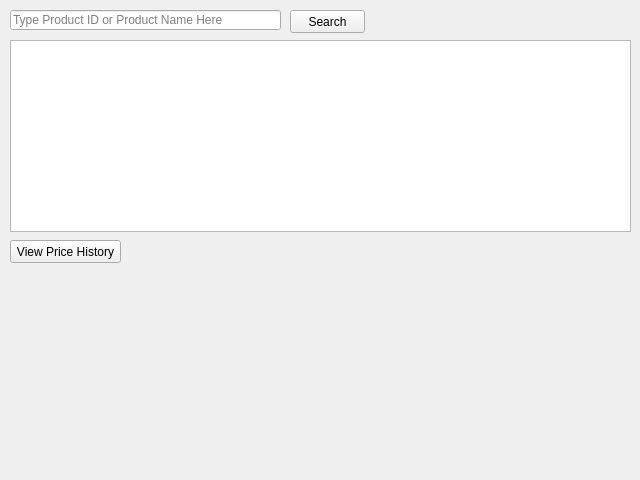
The window that app/src/ui/NEW/prices_page.ui (Kazu0210/Inventory-System) describes before a commit, drawn with Qt 5.
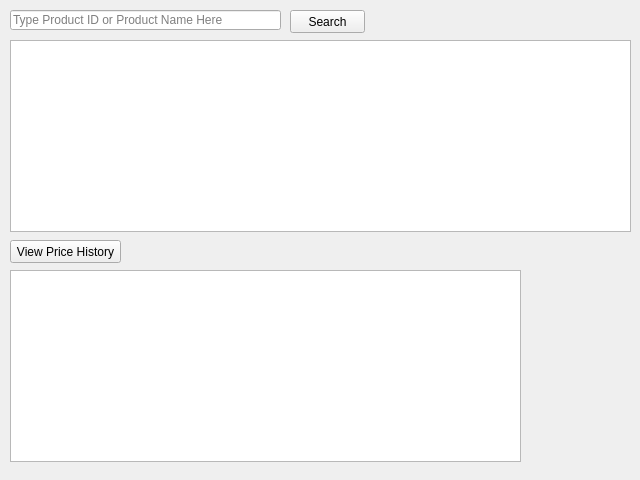
The same window after the commit.

Commit message: fixed showing data on price history

```diff
--- a/app/src/ui/NEW/prices_page.ui
+++ b/app/src/ui/NEW/prices_page.ui
@@ -62,6 +62,16 @@
     <string>View Price History</string>
    </property>
   </widget>
+  <widget class="QTableWidget" name="price_history_tableWidget">
+   <property name="geometry">
+    <rect>
+     <x>10</x>
+     <y>270</y>
+     <width>511</width>
+     <height>192</height>
+    </rect>
+   </property>
+  </widget>
  </widget>
  <resources/>
  <connections/>
```
Left out of the diff: 2 changed lines with no effect on the pictures. The commit also changes 8 other files.
